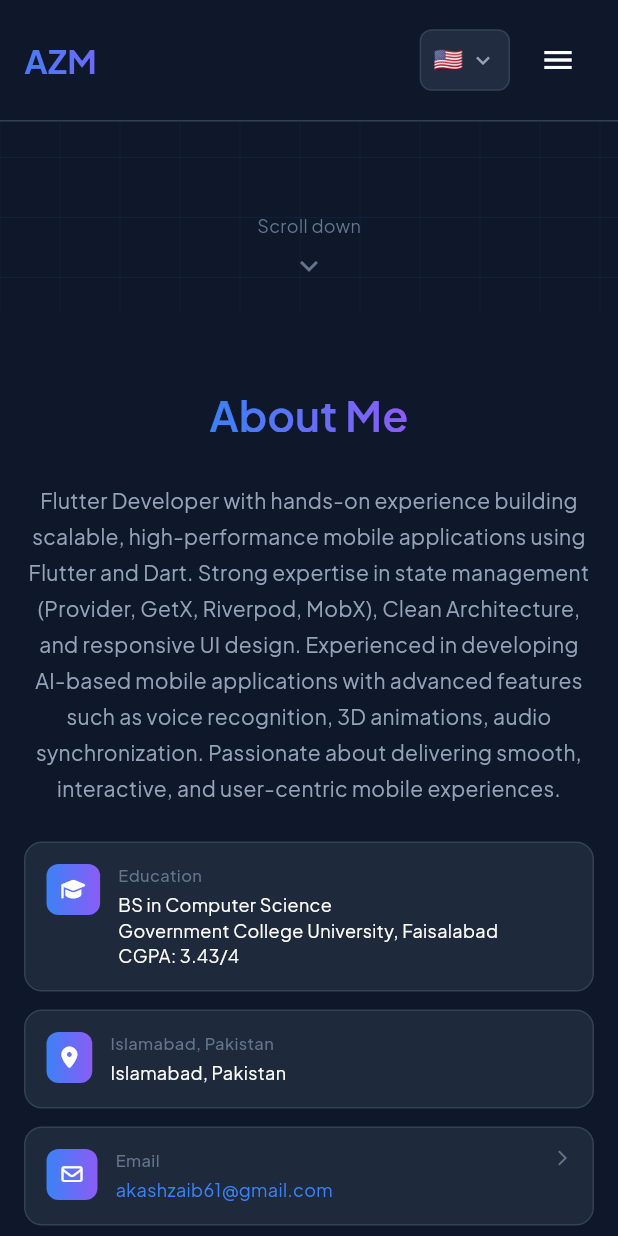
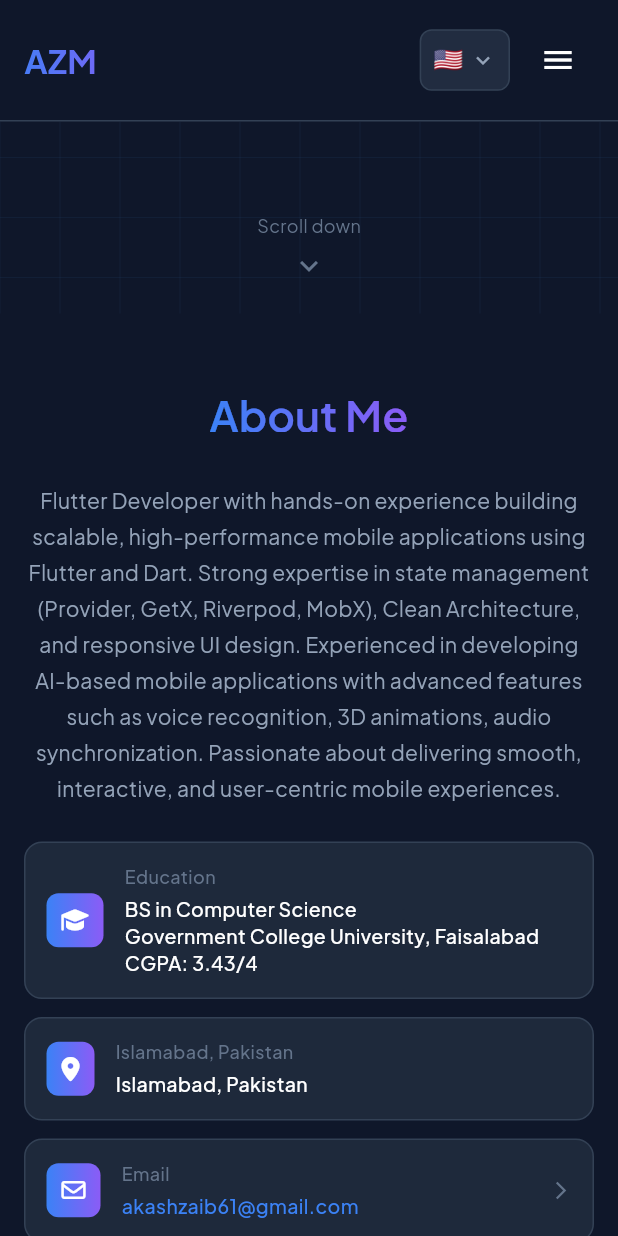
Before and after one commit to Akash-Zaib/akash_portfolio, a Flutter app: the screen it shows after launch, scrolled down 576 dp, on a phone screen of 412 x 824 dp. Run offline on Flutter 3.47's test engine with Material 3 defaults, Android fonts, the phone set to English and light mode, and no system bars; our stand-ins replace font_awesome_flutter, google_fonts.

Commit message:
Social Links

```diff
--- a/lib/config/constants.dart
+++ b/lib/config/constants.dart
@@ -8,7 +8,7 @@ class AppConstants {
 
   // Social Links
   static const String linkedInUrl = 'https://www.linkedin.com/in/akash-zaib-malik-0a1968248';
-  static const String githubUrl = 'https://github.com/akashzaib';
+  static const String githubUrl = 'http://github.com/Akash-Zaib';
   static const String whatsAppNumber = '923056838083';
 
   // Education
@@ -16,9 +16,18 @@ class AppConstants {
   static const String university = 'Government College University, Faisalabad';
   static const String cgpa = '3.43/4';
 
-  // CV Path - Place your CV PDF in assets/documents/
-  static const String cvPath = 'assets/documents/cv.pdf';
+  // CV URL - Host your CV on Google Drive, Dropbox, or any cloud service
+  // To get Google Drive direct link:
+  // 1. Upload CV to Google Drive
+  // 2. Right-click > Share > Anyone with the link can view
+  // 3. Copy link like: https://drive.google.com/file/d/FILE_ID/view?usp=sharing
+  // 4. Replace FILE_ID below with your actual file ID
+  static const String cvPath = 'https://drive.google.com/file/d/1fmFOPJvW_3u0TAeNwLaZypcuJBmj17uM/view?usp=sharing';
   static const String cvFileName = 'Akash_Zaib_Malik_CV.pdf';
+
+  // Direct download link for CV (for Google Drive, use this format)
+  // Replace YOUR_FILE_ID_HERE with actual file ID from Google Drive
+  static const String cvDownloadUrl = 'https://drive.google.com/uc?id=1fmFOPJvW_3u0TAeNwLaZypcuJBmj17uM&export=download';
 
   // EmailJS Configuration - UPDATE THESE WITH YOUR ACTUAL VALUES
   static const String emailJsServiceId = 'YOUR_SERVICE_ID';
@@ -31,7 +40,8 @@ class AppConstants {
     'Flutter',
     'Dart',
     'Firebase',
-    'UI/UX Design',
+    'FlutterFlow',
+
   ];
 
   // Responsive Breakpoints
--- a/lib/widgets/about_section.dart
+++ b/lib/widgets/about_section.dart
@@ -252,7 +252,7 @@ class _InfoCardState extends State<_InfoCard> {
             ),
           ),
           child: Row(
-            crossAxisAlignment: CrossAxisAlignment.start,
+            crossAxisAlignment: CrossAxisAlignment.center,
             children: [
               Container(
                 padding: EdgeInsets.all(widget.isMobile ? 10 : 12),
@@ -263,22 +263,23 @@ class _InfoCardState extends State<_InfoCard> {
                 child: FaIcon(
                   widget.icon,
                   color: Colors.white,
-                  size: widget.isMobile ? 14 : 16,
+                  size: widget.isMobile ? 16 : 18,
                 ),
               ),
-              SizedBox(width: widget.isMobile ? 12 : 16),
+              SizedBox(width: widget.isMobile ? 14 : 16),
               Expanded(
                 child: Column(
                   crossAxisAlignment: CrossAxisAlignment.start,
+                  mainAxisSize: MainAxisSize.min,
                   children: [
                     Text(
                       widget.title,
                       style: AppTheme.labelLarge.copyWith(
                         color: AppTheme.textMuted,
-                        fontSize: widget.isMobile ? 11 : 12,
+                        fontSize: widget.isMobile ? 12 : 13,
                       ),
                     ),
-                    const SizedBox(height: 3),
+                    const SizedBox(height: 4),
                     Text(
                       widget.content,
                       style: AppTheme.bodyMedium.copyWith(
@@ -286,17 +287,21 @@ class _InfoCardState extends State<_InfoCard> {
                             ? AppTheme.primaryBlue
                             : AppTheme.textPrimary,
                         height: 1.4,
-                        fontSize: widget.isMobile ? 12 : 14,
+                        fontSize: widget.isMobile ? 13 : 14,
+                        fontWeight: FontWeight.w500,
                       ),
                     ),
                   ],
                 ),
               ),
               if (widget.onTap != null)
-                Icon(
-                  Icons.arrow_forward_ios,
-                  color: AppTheme.textMuted,
-                  size: widget.isMobile ? 12 : 14,
+                Padding(
+                  padding: const EdgeInsets.only(left: 8),
+                  child: Icon(
+                    Icons.arrow_forward_ios,
+                    color: AppTheme.textMuted,
+                    size: widget.isMobile ? 14 : 16,
+                  ),
                 ),
             ],
           ),
@@ -425,8 +430,9 @@ class _DownloadCVButtonState extends State<_DownloadCVButton> {
     // Brief delay for UX
     await Future.delayed(const Duration(milliseconds: 800));
 
+    // Use cvDownloadUrl for direct download
     final success = await DownloadService.downloadFile(
-      AppConstants.cvPath,
+      AppConstants.cvDownloadUrl,
       AppConstants.cvFileName,
     );
 
```
